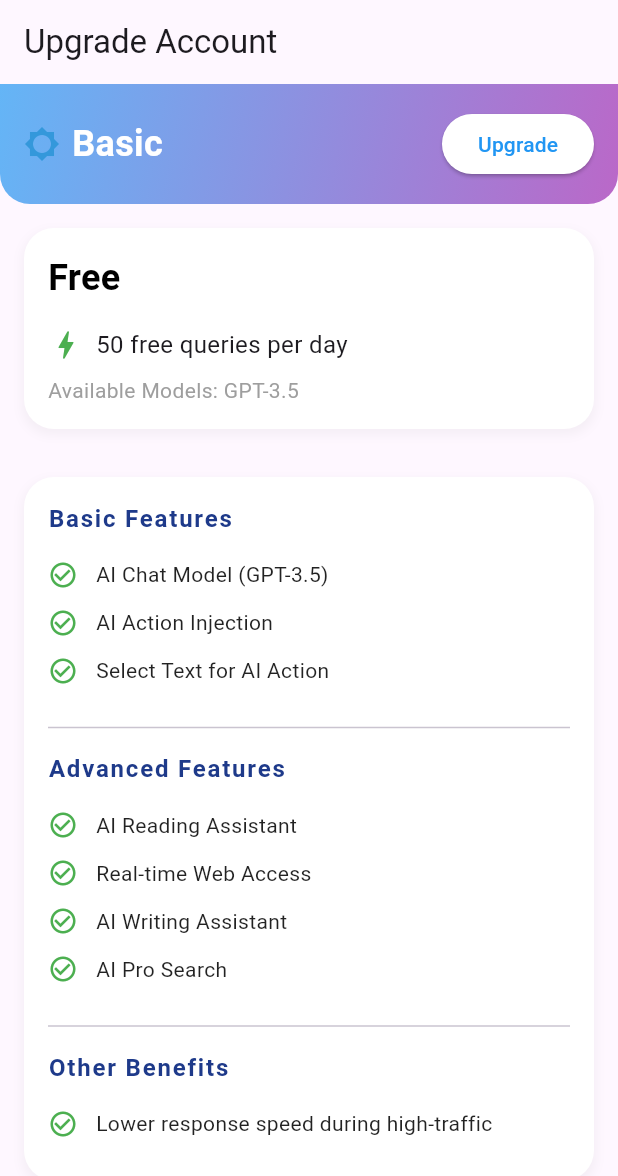
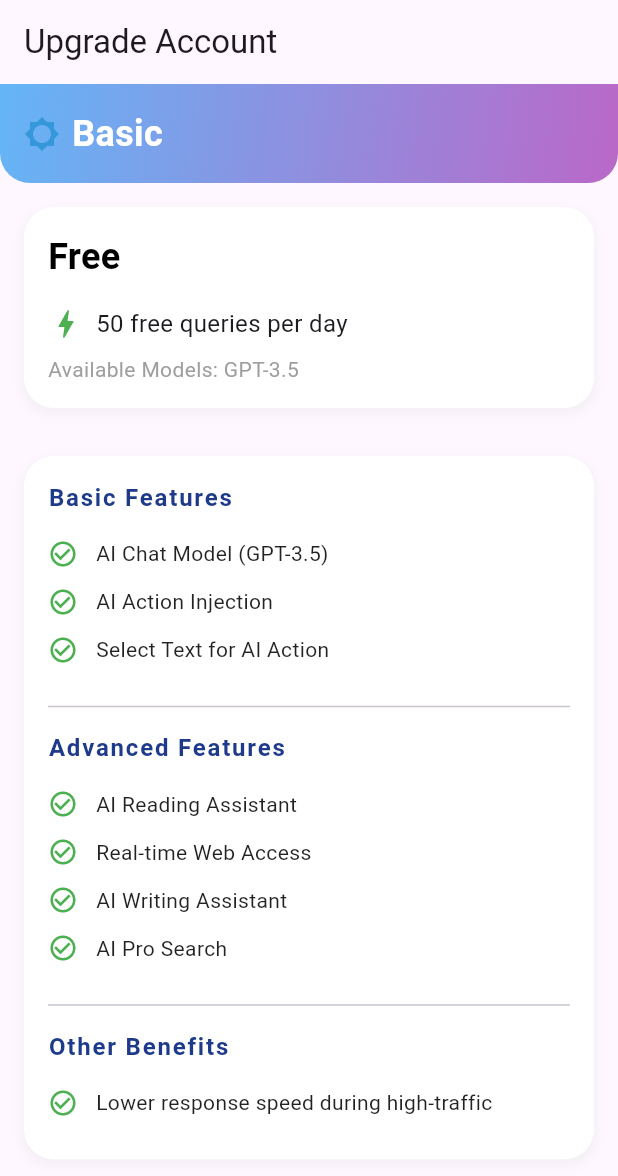
Before and after one commit to ntanh0901/jarvis-flutter, a Flutter app: the screen it shows after launch, on a phone screen of 412 x 824 dp. Shown: the top 1176 px of the screen. Run offline on Flutter 3.47's test engine with Material 3 defaults, Android fonts, the phone set to English and light mode, and no system bars; our stand-ins replace another_flushbar, font_awesome_flutter, image_picker, screenshot; accounts and stored records are empty.

Commit message:
remove upgrade button on basic plan

```diff
--- a/jarvis_application/lib/views/account/upgrade_account_page.dart
+++ b/jarvis_application/lib/views/account/upgrade_account_page.dart
@@ -82,6 +82,7 @@ class _UpgradeAccountScreenState extends State<UpgradeAccountScreen> {
                   ),
                 ],
               ),
+              if (plan.name != 'Basic')
                 ElevatedButton(
                   onPressed: () {
                     // Implement upgrade logic
```
Lines whose indentation alone changed are shown as unchanged.
